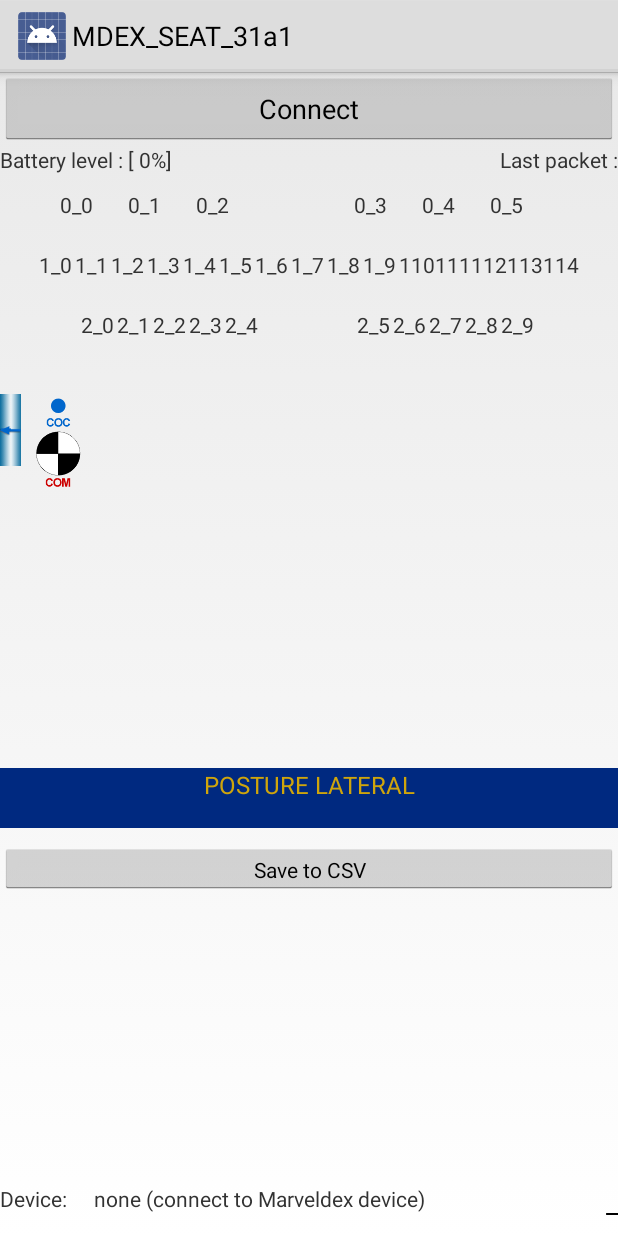
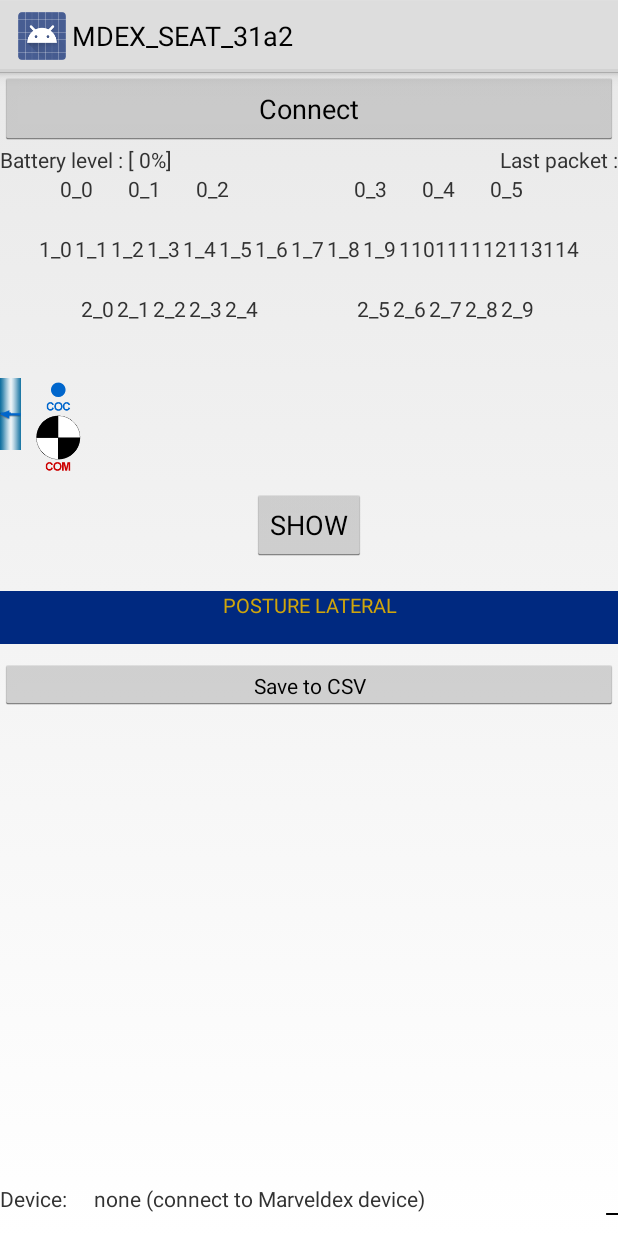
Before and after one commit to Marveldex/MDEX_SEAT_31a1, an Android app: the screen it shows after launch (MainActivity), on a phone screen of 412 x 824 dp. Run offline under Robolectric (Android 15) with nearby library versions, the light colour scheme and no system bars; 2 statements that could not run were skipped.

Commit message:
update - 2017-1026

```diff
--- a/app/src/main/java/com/marveldex/seat31/MainActivity.java
+++ b/app/src/main/java/com/marveldex/seat31/MainActivity.java
@@ -54,9 +54,6 @@ import android.widget.RelativeLayout;
 import android.widget.Space;
 import android.widget.TextView;
 import android.widget.Toast;
-
-import com.marveldex.seat31.PacketParser;
-import com.marveldex.seat31.R;
 
 import java.io.File;
 import java.io.FileWriter;
@@ -128,6 +125,11 @@ public class   MainActivity extends Activity implements RadioGroup.OnCheckedChan
     private int toast_flag = 0;
     RelativeLayout ui_coc_com_layout;
 
+    static int cnt_m = 0;
+    static int cnt_s = 0;
+    static long time_start = elapsedRealtime();
+    Button mDetail;
+
     @Override
     public void onCreate(Bundle savedInstanceState) {
         super.onCreate(savedInstanceState);
@@ -149,9 +151,35 @@ public class   MainActivity extends Activity implements RadioGroup.OnCheckedChan
         edtMessage = (EditText) findViewById(R.id.sendText);
         ui_coc_com_layout = (RelativeLayout)findViewById(R.id.RelativeLayout_COM);
 
+        mStateList = (ListView)findViewById(R.id.TV_SEAT_LOG);
+        mDetail = (Button)findViewById(R.id.BTN_Expl_Hide);
+        mlist = new ArrayList<String>();
+
         UI_onCreate();
 
         service_init();
+
+        mDetail.setOnClickListener(new View.OnClickListener() {
+            @Override
+            public void onClick(View v) {
+
+                if(mlist.size()>0){
+                    if(mStateList.getVisibility() == View.VISIBLE){
+                        mStateList.setVisibility(View.GONE);
+                        mDetail.setText("SHOW");
+                    }else{
+                        mStateList.setVisibility(View.VISIBLE);
+                        mDetail.setText("HIDE");
+                    }
+                }else{
+
+                    Toast toast = Toast.makeText(getApplicationContext(), "디바이스를 연결하세요", Toast.LENGTH_SHORT);
+                    toast.show();
+                }
+
+
+            }
+        });
 
         btnConnectDisconnect.setOnClickListener(new View.OnClickListener() {
             @Override
@@ -288,6 +316,7 @@ public class   MainActivity extends Activity implements RadioGroup.OnCheckedChan
 /*
                              listAdapter.add("["+currentDateTimeString+"] Disconnected to: "+ mDevice.getName());
 */
+
                              mState = UART_PROFILE_DISCONNECTED;
                              mService.close();
                      }
@@ -331,7 +360,7 @@ public class   MainActivity extends Activity implements RadioGroup.OnCheckedChan
                              UI_updateTextView();
 
                              // draw center of mass image
-                             UI_drawImage();
+                              UI_drawImage();
 
                              // save CSV file
                              if (mSave_Flag==true) {
@@ -364,7 +393,7 @@ public class   MainActivity extends Activity implements RadioGroup.OnCheckedChan
         intentFilter.addAction(com.marveldex.seat31.UartService.ACTION_GATT_DISCONNECTED);
         intentFilter.addAction(com.marveldex.seat31.UartService.ACTION_GATT_SERVICES_DISCOVERED);
         intentFilter.addAction(com.marveldex.seat31.UartService.ACTION_DATA_AVAILABLE);
-        intentFilter.addAction(com.marveldex.seat31.UartService.DEVICE_DOES_NOT_SUPPORT_UART);
+        //intentFilter.addAction(com.marveldex.seat31.UartService.DEVICE_DOES_NOT_SUPPORT_UART);
         return intentFilter;
     }
     @Override
@@ -720,12 +749,11 @@ public class   MainActivity extends Activity implements RadioGroup.OnCheckedChan
     private void UI_drawImage(){
         if(m_PacketParser.isSeatOccupied() == false){
             setPostureState(POSTURE_tag.POSTURE_NO_LOG);
-            tv_PostureState.setText( "POSTURE : "+ String.format("EMPTY, %d sec", getPostureElapsedSecond()));
+            tv_PostureState.setText("POSTURE : "+ String.format("EMPTY, %d sec", getPostureElapsedSecond()).trim());
 
             UI_LEDWORK(0, 1);
-
+            mlist = new ArrayList<String>();
             //contour, left edge : -7, right edge : 7\n center of contour : 0 \n center of mass : 0 \n lateral m_LateralVector : 0.0"/>
-            mlist = new ArrayList<String>();
             mlist.add(getString(R.string.ui_state_leftside)+ " = 0  // " + getString(R.string.ui_state_rightside) +" =  0");
             mlist.add(getString(R.string.ui_state_coc) + " =  0" );
             mlist.add(getString(R.string.ui_state_com)+ " =  0");
@@ -734,9 +762,6 @@ public class   MainActivity extends Activity implements RadioGroup.OnCheckedChan
 
 
             mAdapter = new CustomAdapter(this, 0, mlist);
-
-
-            mStateList = (ListView)findViewById(R.id.TV_SEAT_LOG);
 
             mStateList.setAdapter(mAdapter);
 
@@ -984,17 +1009,14 @@ public class   MainActivity extends Activity implements RadioGroup.OnCheckedChan
     }
 
     private void UI_list(float coord_com, float coord_coc_left, float coord_coc_right, float coord_lateral_vector){
-
+        mlist = new ArrayList<String>();
         //contour, left edge : -7, right edge : 7\n center of contour : 0 \n center of mass : 0 \n lateral m_LateralVector : 0.0"/>
-        mlist = new ArrayList<String>();
         mlist.add(getString(R.string.ui_state_leftside)+ " = " + String.format("%1.1f",coord_coc_left) +"//" + getString(R.string.ui_state_rightside)+ " = " + coord_coc_right);
         mlist.add(getString(R.string.ui_state_coc) + " = " + String.format("%1.3f",((coord_coc_left + coord_coc_right)/2)));
         mlist.add(getString(R.string.ui_state_com) +" = " + String.format("%1.3f",coord_com));
         mlist.add(getString(R.string.ui_state_vector) + " = " + String.format("%1.3f", coord_lateral_vector));
 
         mAdapter = new CustomAdapter(this, 0, mlist);
-
-        mStateList = (ListView)findViewById(R.id.TV_SEAT_LOG);
         mStateList.setAdapter(mAdapter);
     }
 
--- a/app/src/main/res/layout/main.xml
+++ b/app/src/main/res/layout/main.xml
@@ -35,7 +35,7 @@
             <TextView
                 android:id="@+id/TV_BatteryLevel"
                 android:layout_width="wrap_content"
-                android:layout_height="30dp"
+                android:layout_height="wrap_content"
                 android:layout_alignParentLeft="true"
                 android:layout_alignParentTop="true"
                 android:maxLength="120"
@@ -45,7 +45,7 @@
             <TextView
                 android:id="@+id/TV_CurTime"
                 android:layout_width="wrap_content"
-                android:layout_height="30dp"
+                android:layout_height="wrap_content"
                 android:layout_alignParentRight="true"
                 android:layout_alignParentTop="true"
                 android:maxLength="120"
@@ -285,7 +285,7 @@
             <Space
                 android:id="@+id/Mid_Space2"
                 android:layout_width="match_parent"
-                android:layout_height="15dp"
+                android:layout_height="5dp"
                 android:layout_below="@+id/LL_CHAIR_CELL_ARRAY"
                 android:layout_toEndOf="@+id/sendText"
                 android:layout_marginStart="12dp" />
@@ -364,16 +364,26 @@
             <Space
                 android:id="@+id/Mid_Space"
                 android:layout_width="match_parent"
-                android:layout_height="15dp"
+                android:layout_height="10dp"
                 android:layout_below="@+id/RelativeLayout_COM" />
+
+            <Button
+                android:id="@+id/BTN_Expl_Hide"
+                android:layout_width="wrap_content"
+                android:layout_height="wrap_content"
+                android:layout_below="@+id/Mid_Space"
+                android:layout_centerInParent="true"
+                android:text="SHOW" />
 
             <ListView
                 android:id="@+id/TV_SEAT_LOG"
                 android:layout_width="match_parent"
-                android:layout_height="150dp"
-                android:layout_below="@+id/Mid_Space"
+                android:layout_height="wrap_content"
                 android:textColor="@color/whitegrey"
-                android:textSize="7px" />
+                android:textSize="7px"
+                android:visibility="gone"
+                android:layout_below="@+id/BTN_Expl_Hide"
+                android:layout_alignParentStart="true" />
 
             <TextView
                 android:id="@+id/MODE_INFO"
@@ -386,20 +396,20 @@
             <Space
                 android:id="@+id/Mid_Space3"
                 android:layout_width="match_parent"
-                android:layout_height="15dp"
+                android:layout_height="5dp"
                 android:layout_below="@+id/TV_SEAT_LOG"
                 android:layout_alignParentStart="true" />
 
             <TextView
                 android:id="@+id/TV_POSTURE_LATERAL"
                 android:layout_width="match_parent"
-                android:layout_height="20dp"
+                android:layout_height="15dp"
                 android:layout_below="@+id/MODE_INFO"
                 android:background="@drawable/background_posture"
                 android:gravity="center"
                 android:text="@string/ui_posture_lateral"
                 android:textColor="@color/yellow"
-                android:textSize="16sp" />
+                android:textSize="13sp" />
 
             <TextView
                 android:id="@+id/TV_POSTURE_LONGITUDINAL"
--- a/app/src/main/res/values/strings.xml
+++ b/app/src/main/res/values/strings.xml
@@ -70,6 +70,7 @@
     <string name="scan">Scan</string>
     <string name="cancel">Cancel</string>
     <string name="ui_connect">Connect</string>
+
     <string name="ui_battery_level">Battery Level :</string>
     <string name="ui_last_packet_time">Last : </string>
     <string name="ui_posture_lateral">POSTURE LATERAL</string>
@@ -88,6 +89,6 @@
     <string name="ui_state_vector">Lateral vector(COM - COC)</string>
     <string name="ui_dip_switch_txt">"본 어플 실행시 보드의 딥스위치B를 ON하세요"</string>
     <string name="ui_dip_switch_toast">"딥스위치 B를 ON 하세요"</string>
-    <string name="ui_App_Title">MDEX_SEAT_31a1</string>
+    <string name="ui_App_Title">MDEX_SEAT_31a2</string>
 
 </resources>
```
Also changed, not shown: app/src/main/java/com/marveldex/seat31/DeviceListActivity.java (+11 -19 lines), app/src/main/java/com/marveldex/seat31/PacketParser.java (+19 -0 lines), app/src/main/java/com/marveldex/seat31/UartService.java (+14 -2 lines), 5 other files.
